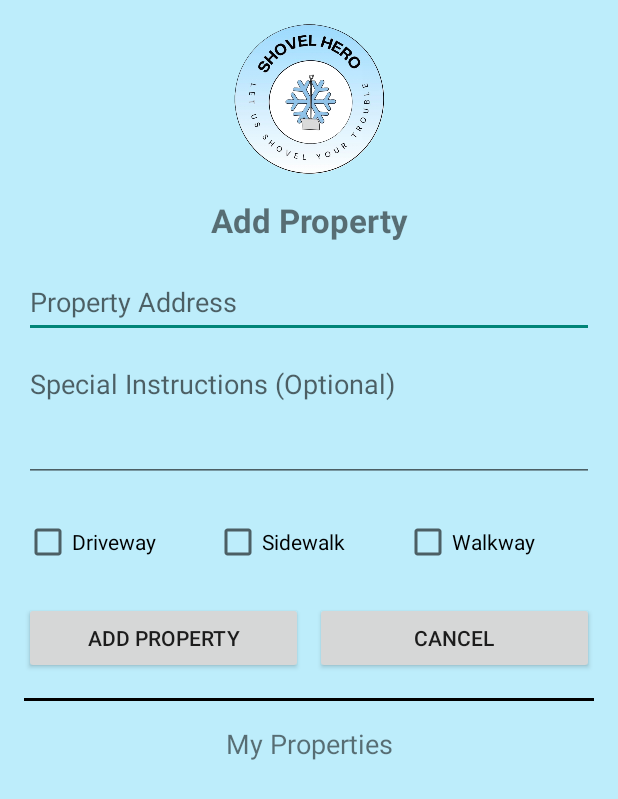
After one commit to nelsonle345/-comp313-00x-Team4-F24, an Android app built with Jetpack Compose: the layout activity_add_property_info.xml on its own in the app's theme, with its tools: preview values and no code run, on a phone screen of 412 x 824 dp. The commit adds this screen. Shown: the top 799 px of the screen. Run offline under Robolectric (Android 15) with nearby library versions, the phone set to English and light mode, and no system bars.

Commit message:
Added Layouts: - activity_accept_open_work - activity_add_property_info - activity_list_open_work_order - activity_update_property_info - activity_view_requested_work_order

```diff
--- /dev/null
+++ b/app/src/main/res/layout/activity_add_property_info.xml
@@ -0,0 +1,125 @@
+<?xml version="1.0" encoding="utf-8"?>
+<ScrollView xmlns:android="http://schemas.android.com/apk/res/android"
+    xmlns:tools="http://schemas.android.com/tools"
+    android:layout_width="match_parent"
+    android:layout_height="match_parent"
+    android:background="#BDEDFB"
+    android:padding="16dp">
+
+    <LinearLayout
+        android:layout_width="match_parent"
+        android:layout_height="wrap_content"
+        android:orientation="vertical">
+
+        <ImageView
+            android:layout_width="100dp"
+            android:layout_height="100dp"
+            android:layout_gravity="center"
+            android:src="@drawable/shovel_hero_logo"
+            android:contentDescription="Shovel Hero Logo"
+            android:layout_marginBottom="16dp"/>
+
+        <TextView
+            android:id="@+id/lblAddProperty"
+            android:layout_width="match_parent"
+            android:layout_height="wrap_content"
+            android:text="@string/add_property"
+            android:gravity="center"
+            android:textSize="22sp"
+            android:textStyle="bold"
+            android:layout_marginBottom="16dp"/>
+
+        <EditText
+            android:id="@+id/addressEditText"
+            android:layout_width="match_parent"
+            android:layout_height="48dp"
+            android:hint="@string/property_address"
+            android:layout_marginBottom="8dp"
+            android:inputType="textPostalAddress" />
+
+
+        <EditText
+            android:id="@+id/etAddressNotes"
+            android:layout_width="match_parent"
+            android:layout_height="wrap_content"
+            android:hint="@string/special_instructions_optional"
+            android:inputType="textMultiLine"
+            android:gravity="top|start"
+            android:minLines="3"
+            android:maxLines="6"
+            android:scrollbars="vertical"
+            android:layout_marginBottom="16dp"/>
+
+        <LinearLayout
+            android:layout_width="match_parent"
+            android:layout_height="wrap_content"
+            android:orientation="horizontal"
+            android:layout_marginBottom="16dp">
+
+            <CheckBox
+                android:id="@+id/cbDriveway"
+                android:layout_width="0dp"
+                android:layout_height="48dp"
+                android:layout_weight="1"
+                android:text="@string/driveway"/>
+
+            <CheckBox
+                android:id="@+id/cbSidewalk"
+                android:layout_width="0dp"
+                android:layout_height="48dp"
+                android:layout_weight="1"
+                android:text="@string/sidewalk"/>
+
+            <CheckBox
+                android:id="@+id/cbWalkway"
+                android:layout_width="0dp"
+                android:layout_height="48dp"
+                android:layout_weight="1"
+                android:text="@string/walkway"/>
+        </LinearLayout>
+
+        <LinearLayout
+            android:layout_width="match_parent"
+            android:layout_height="wrap_content"
+            android:orientation="horizontal"
+            android:gravity="center"
+            android:layout_marginBottom="16dp">
+
+            <Button
+                android:id="@+id/saveButton"
+                android:layout_width="0dp"
+                android:layout_height="wrap_content"
+                android:layout_weight="1"
+                android:text="Add Property"
+                android:layout_marginEnd="8dp"/>
+
+            <Button
+                android:id="@+id/cancelButton"
+                android:layout_width="0dp"
+                android:layout_height="wrap_content"
+                android:layout_weight="1"
+                android:text="@string/cancel"/>
+        </LinearLayout>
+
+        <View
+            android:layout_width="match_parent"
+            android:layout_height="2dp"
+            android:background="@color/black"
+            android:layout_marginBottom="16dp"/>
+
+        <TextView
+            android:id="@+id/lblPropertyList"
+            android:layout_width="match_parent"
+            android:layout_height="wrap_content"
+            android:text="@string/my_properties"
+            android:gravity="center"
+            android:textSize="18sp"
+            android:layout_marginBottom="10dp"/>
+
+        <androidx.recyclerview.widget.RecyclerView
+            android:id="@+id/propertyRecyclerView"
+            android:layout_width="match_parent"
+            android:layout_height="wrap_content"
+            android:layout_marginBottom="16dp"/>
+    </LinearLayout>
+</ScrollView>
--- a/app/src/main/res/values/strings.xml
+++ b/app/src/main/res/values/strings.xml
@@ -1,5 +1,13 @@
 <resources>
     <string name="app_name">ShovelHero</string>
+    <string name="my_properties">My Properties</string>
+    <string name="add_property">Add Property</string>
+    <string name="driveway">Driveway</string>
+    <string name="sidewalk">Sidewalk</string>
+    <string name="walkway">Walkway</string>
+    <string name="cancel">Cancel</string>
+    <string name="property_address">Property Address</string>
+    <string name="special_instructions_optional">Special Instructions (Optional)</string>
     <string-array name="account_types">
         <item>Youth Shoveller</item>
         <item>Customer</item>
```
Also changed, not shown: app/src/main/res/layout/activity_accept_open_work.xml (added, +101 -0 lines), app/src/main/res/layout/activity_list_open_work_order.xml (added, +112 -0 lines), app/src/main/res/layout/activity_update_property_info.xml (added, +102 -0 lines), app/src/main/res/layout/activity_view_requested_work_order.xml (added, +132 -0 lines).
